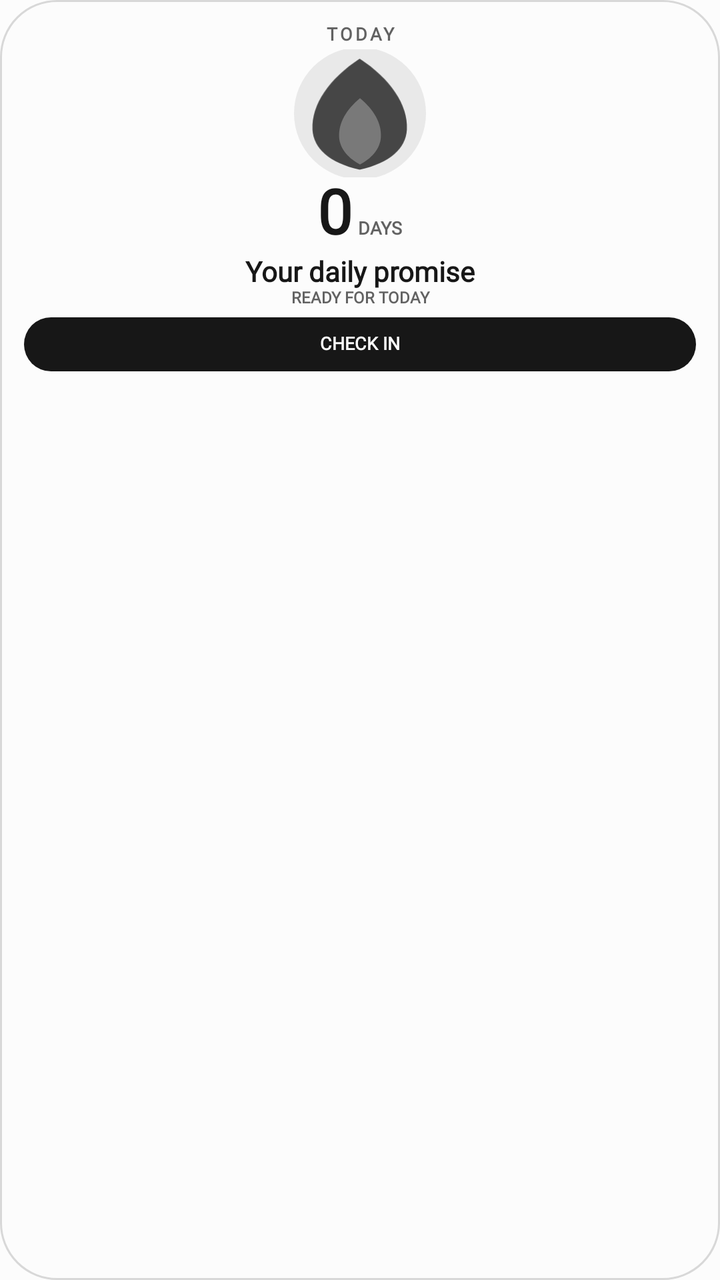
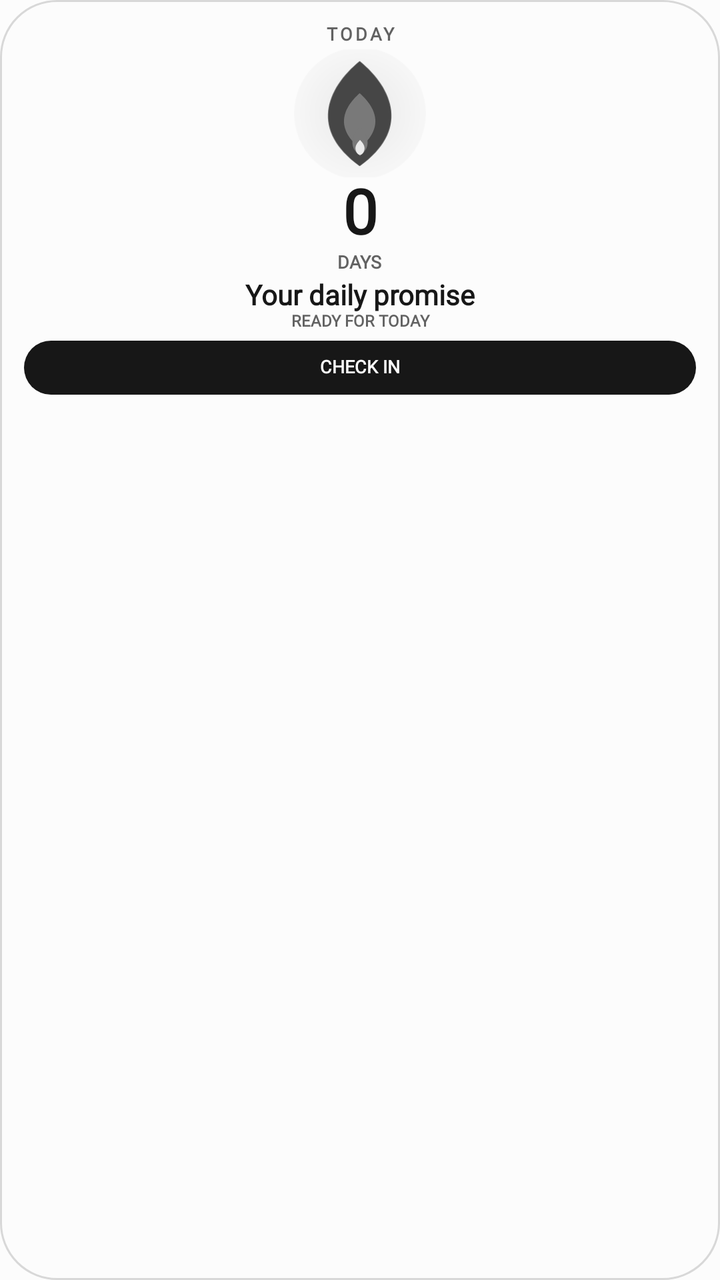

An Android layout rendered at two revisions. The XML below is the earlier revision; the diff shows what the commit changed to produce the second picture.
<!-- AndroidManifest.xml: application theme Theme.StreakWidget -->
<!-- res/layout/widget_layout_square.xml -->
<?xml version="1.0" encoding="utf-8"?>
<FrameLayout xmlns:android="http://schemas.android.com/apk/res/android"
    android:id="@+id/widget_background"
    android:layout_width="match_parent"
    android:layout_height="match_parent"
    android:background="@drawable/widget_bg_shape"
    android:padding="12dp">

    <LinearLayout android:layout_width="match_parent" android:layout_height="match_parent" android:gravity="center_horizontal" android:orientation="vertical">
        <TextView android:id="@+id/widget_eyebrow" style="@style/WidgetText" android:layout_width="match_parent" android:layout_height="wrap_content" android:gravity="center" android:includeFontPadding="false" android:letterSpacing="0.15" android:text="@string/widget_preview_today" android:textColor="@color/widget_text_muted" android:textSize="9sp" android:textStyle="bold" />
        <FrameLayout android:layout_width="68dp" android:layout_height="64dp" android:layout_marginTop="2dp">
            <ImageView android:id="@+id/widget_flame_glow" android:layout_width="66dp" android:layout_height="66dp" android:layout_gravity="center" android:contentDescription="@null" android:src="@drawable/widget_flame_glow" />
            <ImageView android:id="@+id/widget_flame_outer" android:layout_width="59dp" android:layout_height="59dp" android:layout_gravity="center" android:contentDescription="@null" android:src="@drawable/ic_widget_flame_outer" />
            <ImageView android:id="@+id/widget_flame_inner" android:layout_width="36dp" android:layout_height="36dp" android:layout_gravity="center_horizontal|bottom" android:layout_marginBottom="5dp" android:contentDescription="@null" android:src="@drawable/ic_widget_flame_inner" />
        </FrameLayout>
        <LinearLayout android:layout_width="wrap_content" android:layout_height="wrap_content" android:gravity="bottom" android:orientation="horizontal">
            <TextView android:id="@+id/widget_streak_count" style="@style/WidgetText" android:layout_width="wrap_content" android:layout_height="wrap_content" android:includeFontPadding="false" android:text="@string/widget_preview_count" android:textColor="@color/widget_text_primary" android:textSize="31sp" android:textStyle="bold" />
            <TextView android:id="@+id/widget_streak_label" style="@style/WidgetText" android:layout_width="wrap_content" android:layout_height="wrap_content" android:layout_marginStart="3dp" android:includeFontPadding="false" android:text="@string/widget_preview_days" android:textColor="@color/widget_text_muted" android:textSize="9sp" android:textStyle="bold" />
        </LinearLayout>
        <TextView android:id="@+id/widget_habit_name" style="@style/WidgetText" android:layout_width="match_parent" android:layout_height="wrap_content" android:layout_marginTop="3dp" android:ellipsize="end" android:gravity="center" android:includeFontPadding="false" android:maxLines="1" android:text="@string/widget_preview_goal" android:textColor="@color/widget_text_primary" android:textSize="14sp" android:textStyle="bold" />
        <TextView android:id="@+id/widget_status" style="@style/WidgetText" android:layout_width="match_parent" android:layout_height="wrap_content" android:ellipsize="end" android:gravity="center" android:includeFontPadding="false" android:maxLines="1" android:text="@string/widget_preview_status" android:textColor="@color/widget_text_muted" android:textSize="8sp" android:textStyle="bold" />
        <TextView android:id="@+id/widget_task_progress" style="@style/WidgetText" android:layout_width="match_parent" android:layout_height="wrap_content" android:ellipsize="end" android:gravity="center" android:includeFontPadding="false" android:maxLines="1" android:textColor="@color/widget_text_muted" android:textSize="9sp" android:textStyle="bold" android:visibility="gone" />
        <TextView android:id="@+id/widget_check_in" style="@style/WidgetText" android:layout_width="match_parent" android:layout_height="27dp" android:layout_marginTop="5dp" android:background="@drawable/widget_action_shape" android:gravity="center" android:includeFontPadding="false" android:text="@string/widget_preview_check_in" android:textColor="@color/widget_action_text" android:textSize="9sp" android:textStyle="bold" />
    </LinearLayout>
</FrameLayout>
<!-- resources referenced by this layout -->
<resources>
  <color name="widget_action_text">#FCFCFC</color>
  <color name="widget_text_muted">#626262</color>
  <color name="widget_text_primary">#171717</color>
  <!-- drawable ic_widget_flame_inner (drawable) -->
  <?xml version="1.0" encoding="utf-8"?>
  <vector xmlns:android="http://schemas.android.com/apk/res/android"
      android:width="100dp"
      android:height="100dp"
      android:viewportWidth="100"
      android:viewportHeight="100">
      <path
          android:fillColor="@color/widget_flame_idle_inner"
          android:pathData="M50,4 C69,20 80,38 79,58 C78,75 65,88 50,96 C35,88 22,75 21,58 C20,38 31,20 50,4 Z" />
  </vector>
  <!-- drawable ic_widget_flame_outer (drawable) -->
  <?xml version="1.0" encoding="utf-8"?>
  <vector xmlns:android="http://schemas.android.com/apk/res/android"
      android:width="100dp"
      android:height="100dp"
      android:viewportWidth="100"
      android:viewportHeight="100">
      <path
          android:fillColor="@color/widget_flame_idle_outer"
          android:pathData="M50,4 C76,21 91,43 90,64 C89,80 76,92 50,98 C24,92 11,80 10,64 C9,43 24,21 50,4 Z" />
  </vector>
  <!-- drawable widget_action_shape (drawable) -->
  <?xml version="1.0" encoding="utf-8"?>
  <shape xmlns:android="http://schemas.android.com/apk/res/android" android:shape="rectangle">
      <solid android:color="@color/widget_action_surface" />
      <corners android:radius="18dp" />
  </shape>
  <!-- drawable widget_bg_shape (drawable) -->
  <?xml version="1.0" encoding="utf-8"?>
  <shape xmlns:android="http://schemas.android.com/apk/res/android" android:shape="rectangle">
      <solid android:color="@color/widget_surface" />
      <corners android:radius="28dp" />
      <stroke
          android:width="1dp"
          android:color="@color/widget_outline" />
  </shape>
  <!-- drawable widget_flame_glow (drawable) -->
  <?xml version="1.0" encoding="utf-8"?>
  <shape xmlns:android="http://schemas.android.com/apk/res/android" android:shape="oval">
      <solid android:color="@color/widget_flame_idle_glow" />
  </shape>
  <string name="widget_preview_check_in">CHECK IN</string>
  <string name="widget_preview_count">0</string>
  <string name="widget_preview_days">DAYS</string>
  <string name="widget_preview_goal">Your daily promise</string>
  <string name="widget_preview_status">READY FOR TODAY</string>
  <string name="widget_preview_today">TODAY</string>
  <style name="WidgetText">
          <item name="android:fontFamily">serif</item>
      </style>
  <style name="Theme.StreakWidget" parent="android:Theme.Material.Light.NoActionBar">
          <item name="android:windowBackground">#FCFCFC</item>
          <item name="android:colorAccent">#151515</item>
          <item name="android:statusBarColor">#FCFCFC</item>
          <item name="android:navigationBarColor">#FCFCFC</item>
          <item name="android:windowLightStatusBar">true</item>
          <item name="android:windowNoTitle">true</item>
      </style>
  <color name="widget_flame_idle_inner">#797979</color>
  <color name="widget_flame_idle_outer">#464646</color>
  <color name="widget_action_surface">#171717</color>
  <color name="widget_surface">#FCFCFC</color>
  <color name="widget_outline">#D8D8D8</color>
  <color name="widget_flame_idle_glow">#14171717</color>
</resources>

<!-- the commit's change to res/layout/widget_layout_square.xml (unified diff, before → after) -->
@@ -11,11 +11,12 @@
         <FrameLayout android:layout_width="68dp" android:layout_height="64dp" android:layout_marginTop="2dp">
             <ImageView android:id="@+id/widget_flame_glow" android:layout_width="66dp" android:layout_height="66dp" android:layout_gravity="center" android:contentDescription="@null" android:src="@drawable/widget_flame_glow" />
             <ImageView android:id="@+id/widget_flame_outer" android:layout_width="59dp" android:layout_height="59dp" android:layout_gravity="center" android:contentDescription="@null" android:src="@drawable/ic_widget_flame_outer" />
+            <ImageView android:id="@+id/widget_flame_mid" android:layout_width="45dp" android:layout_height="45dp" android:layout_gravity="center" android:contentDescription="@null" android:src="@drawable/ic_widget_flame_mid" />
             <ImageView android:id="@+id/widget_flame_inner" android:layout_width="36dp" android:layout_height="36dp" android:layout_gravity="center_horizontal|bottom" android:layout_marginBottom="5dp" android:contentDescription="@null" android:src="@drawable/ic_widget_flame_inner" />
         </FrameLayout>
-        <LinearLayout android:layout_width="wrap_content" android:layout_height="wrap_content" android:gravity="bottom" android:orientation="horizontal">
-            <TextView android:id="@+id/widget_streak_count" style="@style/WidgetText" android:layout_width="wrap_content" android:layout_height="wrap_content" android:includeFontPadding="false" android:text="@string/widget_preview_count" android:textColor="@color/widget_text_primary" android:textSize="31sp" android:textStyle="bold" />
-            <TextView android:id="@+id/widget_streak_label" style="@style/WidgetText" android:layout_width="wrap_content" android:layout_height="wrap_content" android:layout_marginStart="3dp" android:includeFontPadding="false" android:text="@string/widget_preview_days" android:textColor="@color/widget_text_muted" android:textSize="9sp" android:textStyle="bold" />
+        <LinearLayout android:layout_width="match_parent" android:layout_height="wrap_content" android:gravity="center" android:orientation="vertical">
+            <TextView android:id="@+id/widget_streak_count" style="@style/WidgetText" android:layout_width="54dp" android:layout_height="wrap_content" android:gravity="center" android:includeFontPadding="false" android:autoSizeTextType="uniform" android:autoSizeMinTextSize="16sp" android:autoSizeMaxTextSize="31sp" android:autoSizeStepGranularity="1sp" android:text="@string/widget_preview_count" android:textColor="@color/widget_text_primary" android:textSize="31sp" android:textStyle="bold" />
+            <TextView android:id="@+id/widget_streak_label" style="@style/WidgetText" android:layout_width="wrap_content" android:layout_height="wrap_content" android:layout_marginTop="1dp" android:includeFontPadding="false" android:text="@string/widget_preview_days" android:textColor="@color/widget_text_muted" android:textSize="9sp" android:textStyle="bold" />
         </LinearLayout>
         <TextView android:id="@+id/widget_habit_name" style="@style/WidgetText" android:layout_width="match_parent" android:layout_height="wrap_content" android:layout_marginTop="3dp" android:ellipsize="end" android:gravity="center" android:includeFontPadding="false" android:maxLines="1" android:text="@string/widget_preview_goal" android:textColor="@color/widget_text_primary" android:textSize="14sp" android:textStyle="bold" />
         <TextView android:id="@+id/widget_status" style="@style/WidgetText" android:layout_width="match_parent" android:layout_height="wrap_content" android:ellipsize="end" android:gravity="center" android:includeFontPadding="false" android:maxLines="1" android:text="@string/widget_preview_status" android:textColor="@color/widget_text_muted" android:textSize="8sp" android:textStyle="bold" />
<!-- resource entries referenced after the edit -->
@@ -10,9 +10,26 @@
       android:height="100dp"
       android:viewportWidth="100"
       android:viewportHeight="100">
+      
       <path
           android:fillColor="@color/widget_flame_idle_inner"
-          android:pathData="M50,4 C69,20 80,38 79,58 C78,75 65,88 50,96 C35,88 22,75 21,58 C20,38 31,20 50,4 Z" />
+          android:pathData="M50,44 C62,57 66,72 50,84 C34,72 38,57 50,44 Z" />
+      <path
+          android:fillColor="#FFFFFF"
+          android:pathData="M50,62 C55,67 57,71 56,76 C55,80 53,82 50,83 C47,82 45,80 44,76 C43,71 45,67 50,62 Z"
+          android:fillAlpha="0.85" />
+  </vector>
+  <!-- drawable ic_widget_flame_mid (drawable) -->
+  <?xml version="1.0" encoding="utf-8"?>
+  <vector xmlns:android="http://schemas.android.com/apk/res/android"
+      android:width="100dp"
+      android:height="100dp"
+      android:viewportWidth="100"
+      android:viewportHeight="100">
+      
+      <path
+          android:fillColor="@color/widget_flame_idle_inner"
+          android:pathData="M50,28 C68,44 78,66 50,89 C22,66 32,44 50,28 Z" />
   </vector>
   <!-- drawable ic_widget_flame_outer (drawable) -->
   <?xml version="1.0" encoding="utf-8"?>
@@ -21,9 +38,10 @@
       android:height="100dp"
       android:viewportWidth="100"
       android:viewportHeight="100">
+      
       <path
           android:fillColor="@color/widget_flame_idle_outer"
-          android:pathData="M50,4 C76,21 91,43 90,64 C89,80 76,92 50,98 C24,92 11,80 10,64 C9,43 24,21 50,4 Z" />
+          android:pathData="M50,6 C79,30 92,65 50,95 C8,65 21,30 50,6 Z" />
   </vector>
   <!-- drawable widget_action_shape (drawable) -->
   <?xml version="1.0" encoding="utf-8"?>
@@ -43,7 +61,13 @@
   <!-- drawable widget_flame_glow (drawable) -->
   <?xml version="1.0" encoding="utf-8"?>
   <shape xmlns:android="http://schemas.android.com/apk/res/android" android:shape="oval">
-      <solid android:color="@color/widget_flame_idle_glow" />
+      <gradient
+          android:centerX="0.5"
+          android:centerY="0.5"
+          android:endColor="@android:color/transparent"
+          android:gradientRadius="48dp"
+          android:startColor="@color/widget_flame_idle_glow"
+          android:type="radial" />
   </shape>
   <string name="widget_preview_check_in">CHECK IN</string>
   <string name="widget_preview_count">0</string>
